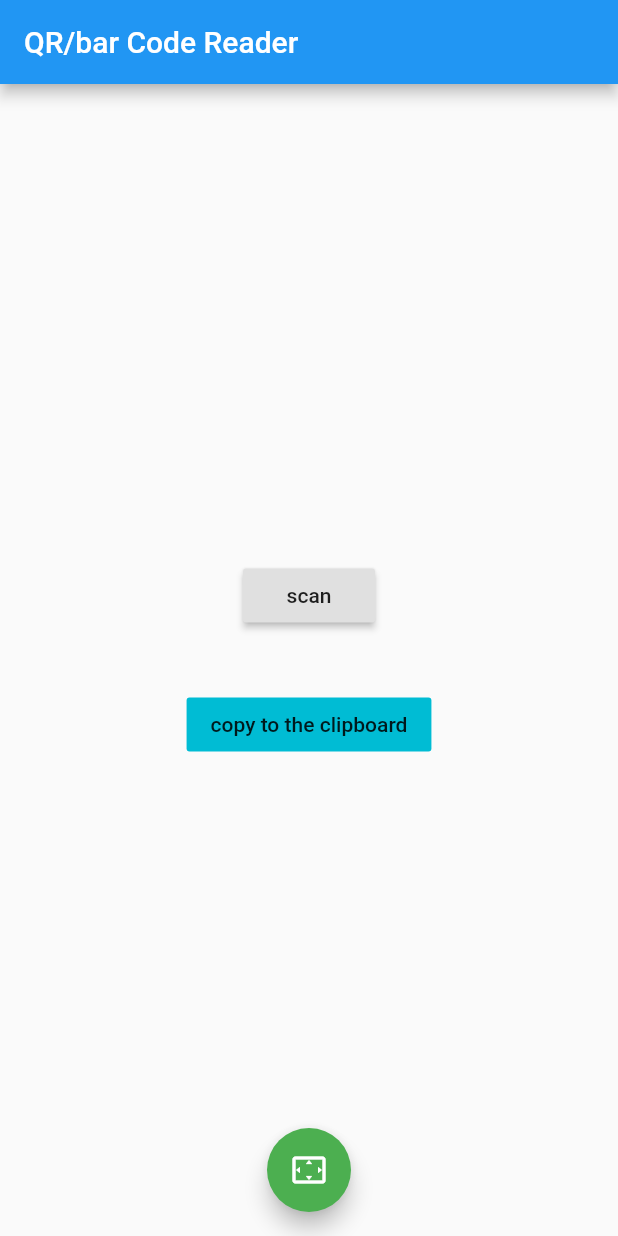
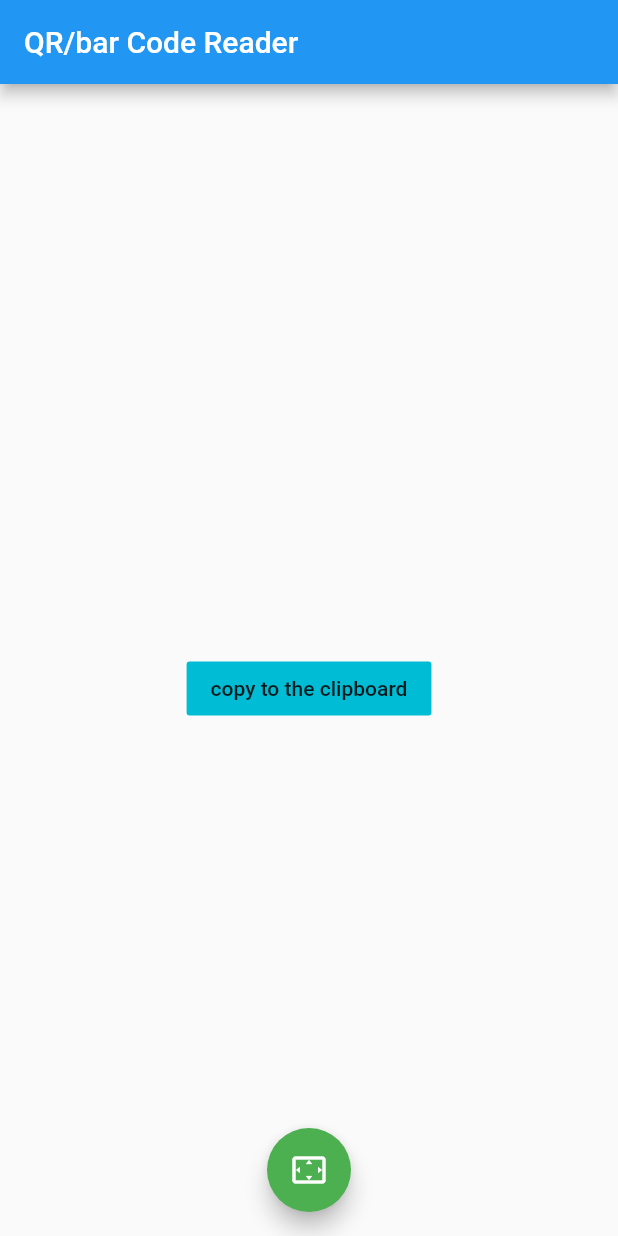
Before and after one commit to tehdarthvid/qbar-flutter, a Flutter app: the screen it shows after launch, on a phone screen of 412 x 824 dp. Run offline on Flutter 3.47's test engine with Material 2 defaults, Android fonts, the phone set to English and light mode, and no system bars; missing offline and left inert: barcode_scan.

Commit message:
style: Removed center "scan button".

```diff
--- a/lib/main.dart
+++ b/lib/main.dart
@@ -86,7 +86,6 @@ class _MyHomePageState extends State<MyHomePage> {
           // horizontal).
           mainAxisAlignment: MainAxisAlignment.center,
           children: <Widget>[
-            RaisedButton(onPressed: scan, child: const Text('scan')),
             SelectableText(
               barcode,
               style: TextStyle(
```
